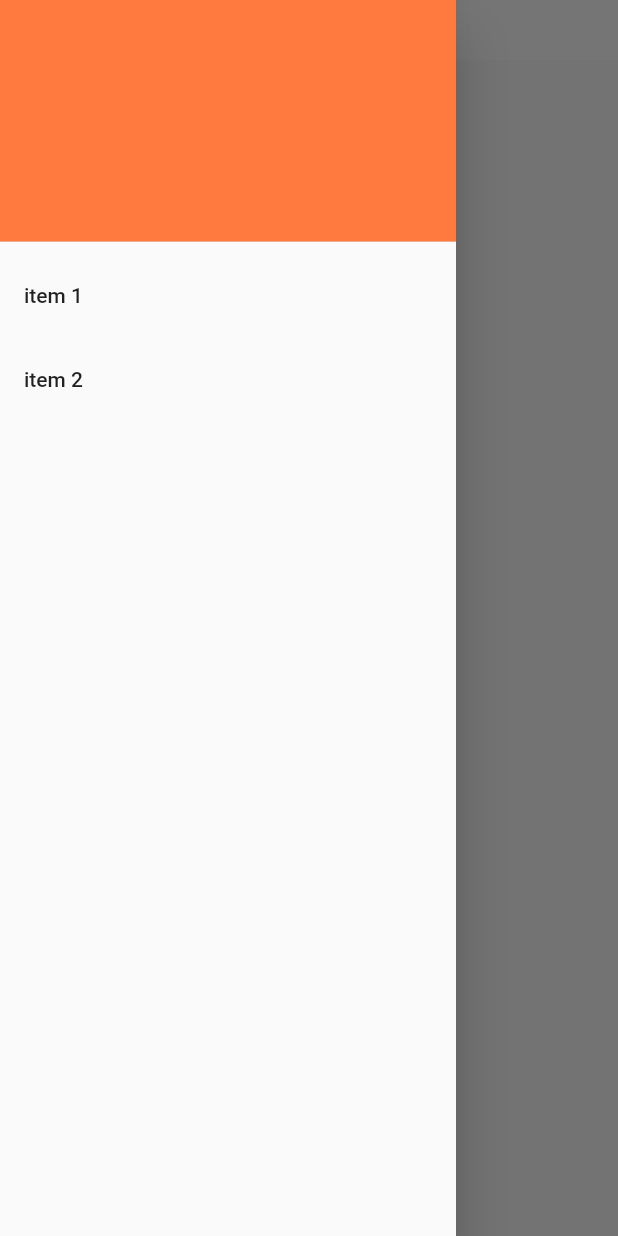
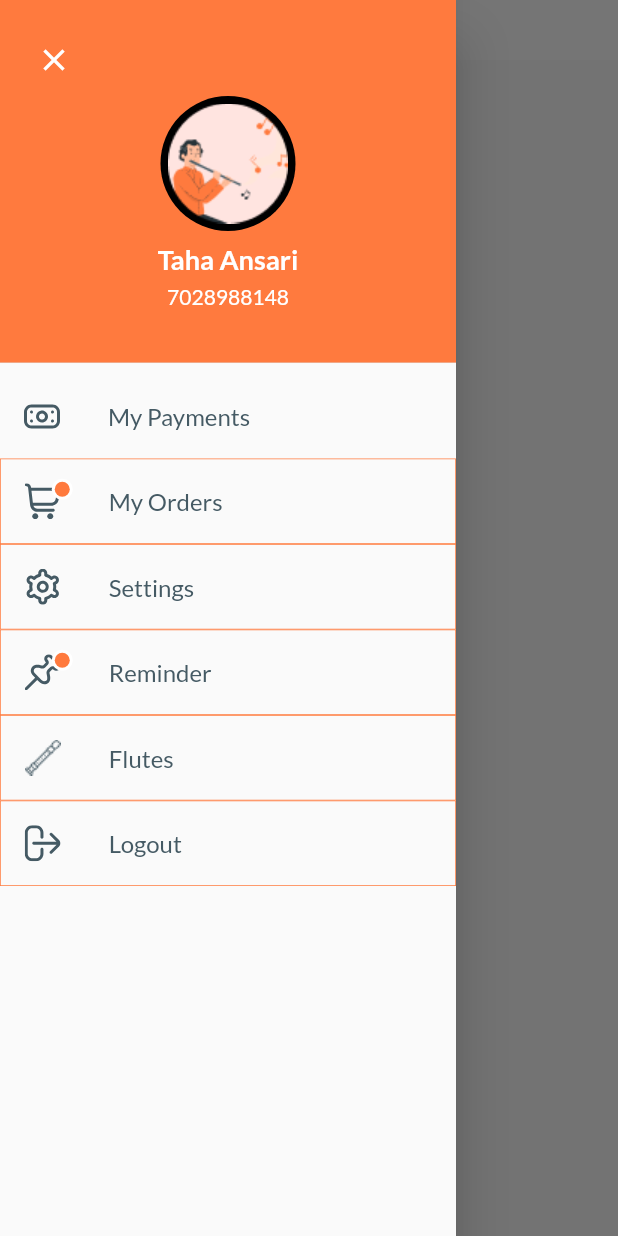
Before and after one commit to tahaansari800/gurukul_app, a Flutter app: the HomeScrn screen opened by its route, with the side drawer open, on a phone screen of 412 x 824 dp. Run offline on Flutter 3.47's test engine with Material 2 defaults, Android fonts, the phone set to English and light mode, and no system bars; our stand-ins replace flutter_svg, google_fonts.

Commit message:
Custom drawer added

```diff
--- a/lib/main.dart
+++ b/lib/main.dart
@@ -2,6 +2,7 @@ import 'package:flutter/material.dart';
 import 'package:flutter/services.dart';
 import 'package:grukul_schedular_app/routes.dart';
 import 'package:grukul_schedular_app/screens/get_started.dart';
+import 'package:grukul_schedular_app/screens/home_scrn.dart';
 
 import 'constant.dart';
 
@@ -35,6 +36,6 @@ class MyApp extends StatelessWidget {
                   fontWeight: FontWeight.w800)),
         ),
         routes: routes,
-        home: const GetStarted());
+        home: const HomeScrn());
   }
 }
--- /dev/null
+++ b/lib/screens/componant/drawer.dart
@@ -0,0 +1,162 @@
+import 'package:flutter/material.dart';
+import 'package:flutter_svg/flutter_svg.dart';
+import '../../constant.dart';
+
+class CustomDrawer extends StatelessWidget {
+  const CustomDrawer({
+    Key? key,
+  }) : super(key: key);
+
+  @override
+  Widget build(BuildContext context) {
+    return Drawer(
+      child: ListView(
+        children: [
+          SizedBox(
+            height: scHeight(context) / 3.3,
+            child: DrawerHeader(
+                decoration: const BoxDecoration(color: orange),
+                child: Column(
+                  // crossAxisAlignment: CrossAxisAlignment.start,
+                  children: [
+                    Padding(
+                      padding: const EdgeInsets.only(right: 240.0),
+                      child: IconButton(
+                          alignment: Alignment.centerLeft,
+                          onPressed: () {
+                            Navigator.pop(context);
+                          },
+                          icon: const Icon(
+                            Icons.close,
+                            color: Colors.white,
+                          )),
+                    ),
+                    CircleAvatar(
+                      backgroundColor: Colors.black,
+                      radius: 45,
+                      child: Image.asset('assets/images/bansuri.png'),
+                    ),
+                    const SizedBox(
+                      height: 8,
+                    ),
+                    Text(
+                      'Taha Ansari',
+                      style: headline2(color: white),
+                    ),
+                    const SizedBox(
+                      height: 5,
+                    ),
+                    Text(
+                      '7028988148',
+                      style: bodyText2(color: white),
+                    ),
+                  ],
+                )),
+          ),
+          ListTile(
+            onTap: () {
+              Navigator.pop(context);
+            },
+            leading: SvgPicture.asset('assets/images/fi-rr-money.svg'),
+            title: Text(
+              'My Payments',
+              style: bodyText1(color: textColor),
+            ),
+          ),
+          ListTile(
+            onTap: () {
+              Navigator.pop(context);
+            },
+            shape: const RoundedRectangleBorder(
+                side: BorderSide(width: 0.5, color: orange)),
+            leading: Stack(clipBehavior: Clip.none, children: [
+              SvgPicture.asset('assets/images/fi-rr-shopping-cart.svg'),
+              const Positioned(
+                left: 18,
+                top: -3,
+                child: CircleAvatar(
+                  backgroundColor: white,
+                  radius: 7,
+                  child: CircleAvatar(
+                    backgroundColor: orange,
+                    radius: 5,
+                  ),
+                ),
+              ),
+            ]),
+            title: Text(
+              'My Orders',
+              style: bodyText1(color: textColor),
+            ),
+          ),
+          ListTile(
+            shape: const RoundedRectangleBorder(
+                side: BorderSide(width: 0.5, color: orange)),
+            onTap: () {
+              Navigator.pop(context);
+            },
+            leading: SizedBox(
+                child: SvgPicture.asset('assets/images/fi-rr-settings.svg')),
+            title: Text(
+              'Settings',
+              style: bodyText1(color: textColor),
+            ),
+          ),
+          ListTile(
+            shape: const RoundedRectangleBorder(
+                side: BorderSide(width: 0.5, color: orange)),
+            onTap: () {
+              Navigator.pop(context);
+            },
+            leading: Stack(clipBehavior: Clip.none, children: [
+              SvgPicture.asset('assets/images/fi-rr-thumbtack.svg'),
+              const Positioned(
+                left: 18,
+                top: -3,
+                child: CircleAvatar(
+                  backgroundColor: white,
+                  radius: 7,
+                  child: CircleAvatar(
+                    backgroundColor: orange,
+                    radius: 5,
+                  ),
+                ),
+              ),
+            ]),
+            title: Text(
+              'Reminder',
+              style: bodyText1(color: textColor),
+            ),
+          ),
+          ListTile(
+            shape: const RoundedRectangleBorder(
+                side: BorderSide(width: 0.5, color: orange)),
+            onTap: () {
+              Navigator.pop(context);
+            },
+            leading: SizedBox(
+                child: Image.asset('assets/images/fi-rr-thumbtack-flute.png')),
+            title: Text(
+              'Flutes',
+              style: bodyText1(color: textColor),
+            ),
+          ),
+          ListTile(
+            shape: const RoundedRectangleBorder(
+                side: BorderSide(width: 0.5, color: orange)),
+            onTap: () {
+              Navigator.pop(context);
+            },
+            leading: SizedBox(
+                child:
+                    SvgPicture.asset('assets/images/fi-rr-sign-out-alt.svg')),
+            title: Text(
+              'Logout',
+              style: bodyText1(color: textColor),
+            ),
+          ),
+        ],
+      ),
+    );
+  }
+}
--- a/lib/screens/home_scrn.dart
+++ b/lib/screens/home_scrn.dart
@@ -1,5 +1,7 @@
 import 'package:flutter/material.dart';
-import 'package:grukul_schedular_app/constant.dart';
+import 'package:flutter_svg/flutter_svg.dart';
+
+import 'componant/drawer.dart';
 
 class HomeScrn extends StatelessWidget {
   static String routName = '/home_screen';
@@ -8,23 +10,7 @@ class HomeScrn extends StatelessWidget {
   @override
   Widget build(BuildContext context) {
     return Scaffold(
-      drawer: Drawer(
-        child: ListView(
-          children: [
-            DrawerHeader(
-                decoration: const BoxDecoration(color: orange),
-                child: Column(
-                  children: const [],
-                )),
-            const ListTile(
-              title: Text('item 1'),
-            ),
-            const ListTile(
-              title: Text('item 2'),
-            ),
-          ],
-        ),
-      ),
+      drawer: const CustomDrawer(),
       appBar: AppBar(
         title: const Text(
           'black',
@@ -33,7 +19,9 @@ class HomeScrn extends StatelessWidget {
       ),
       body: Column(
         mainAxisAlignment: MainAxisAlignment.center,
-        children: const [
+        children:  [
+          SizedBox(
+            child: SvgPicture.asset('assets/images/fi-rr-money.svg')),
           Center(child: Text('homeScreen')),
         ],
       ),
--- a/pubspec.yaml
+++ b/pubspec.yaml
@@ -35,6 +35,7 @@ dependencies:
   # Use with the CupertinoIcons class for iOS style icons.
   cupertino_icons: ^1.0.2
   google_fonts: ^2.3.2
+  flutter_svg: ^1.0.3
 
 dev_dependencies:
   flutter_test:
```
Also changed, not shown: lib/constant.dart (+60 -38 lines), lib/screens/otp_scrn.dart (+7 -2 lines), assets/images/fi-rr-money.svg (added), assets/images/fi-rr-settings.svg (added), assets/images/fi-rr-shopping-cart.svg (added), assets/images/fi-rr-sign-out-alt.svg (added), assets/images/fi-rr-thumbtack-flute.png (added), assets/images/fi-rr-thumbtack.svg (added), pubspec.lock.
